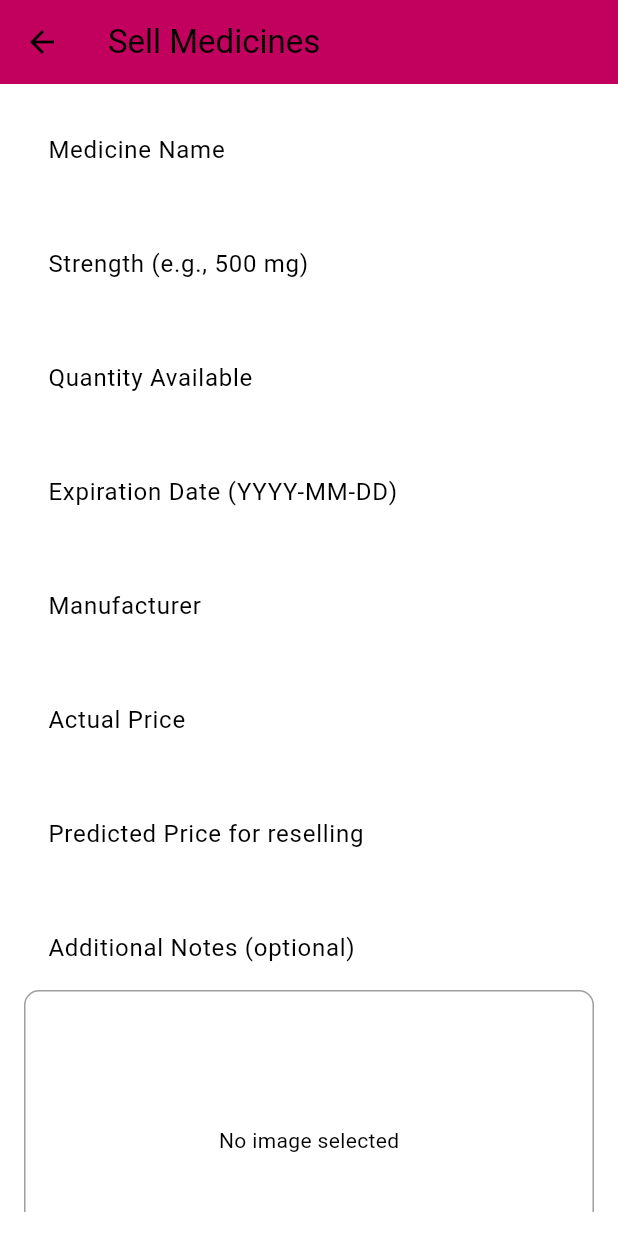
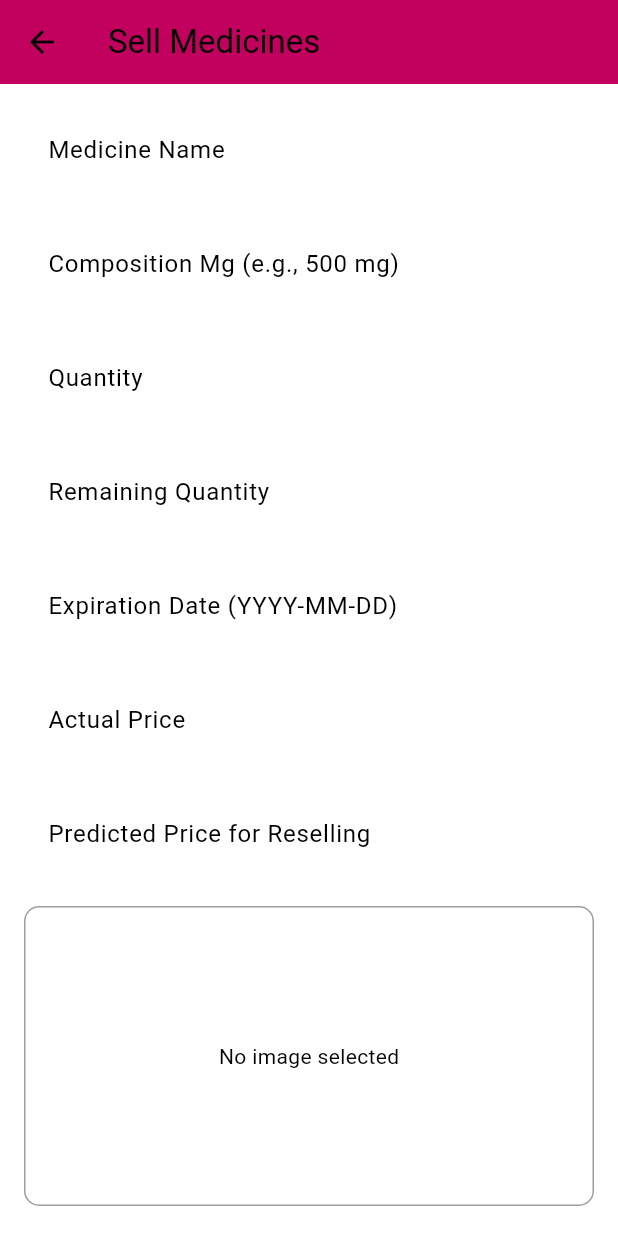
Before and after one commit to com-engineer/MEDS, a Flutter app: the SellMedicinePage screen opened directly, on a phone screen of 412 x 824 dp. Run offline on Flutter 3.47's test engine with Material 3 defaults, Android fonts, the phone set to English and light mode, and no system bars; our stand-ins replace fluttertoast, image_picker; missing offline and left inert: razorpay_flutter.

Commit message:
modifying medicine sell form

```diff
--- a/lib/Donor/sell_medicines.dart
+++ b/lib/Donor/sell_medicines.dart
@@ -1,5 +1,6 @@
+import 'dart:convert';
 import 'dart:io';
-
+import 'package:http/http.dart' as http;
 import 'package:flutter/material.dart';
 import 'package:image_picker/image_picker.dart';
 import 'package:my_first_app/Donor/donor_after_login.dart';
@@ -11,6 +12,61 @@ class SellMedicinePage extends StatefulWidget {
 
 class _SellMedicinePageState extends State<SellMedicinePage> {
   String? Medicine_Image;
+  final TextEditingController _dateController = TextEditingController();
+  final TextEditingController _medicineNameController = TextEditingController();
+  final TextEditingController _compositionMgController = TextEditingController();
+  final TextEditingController _quantityController = TextEditingController();
+  final TextEditingController _priceController = TextEditingController();
+  final TextEditingController _remainingQuantityController = TextEditingController();
+  final TextEditingController _predictedPriceController = TextEditingController();
+final List<String> medicines = [
+    "Ibuprofen", "Metformin", "Simvastatin", "Captopril", "Enalapril", "Omeprazole",
+    "Lisinopril", "Atorvastatin", "Losartan", "Doxazosin", "Furosemide", "Veramil",
+    "Nifedipine", "Cetirizine", "Amlodipine", "Loratin", "Pantoprazole", "Paracetamol",
+    "Aspirin", "Ecosprin-AV", "Ecosprin", "Ativan", "Lorazam", "Valium", "Chlorpheniramine",
+    "Doxylamine", "Famotidine", "Labetalol", "Prazosin", "Minipress XL", "Telmisartan",
+    "Valsartan", "Olmesartan", "Candesar", "Loratadine", "Ivermectin", "Cilostazol",
+    "Bisoprolol", "Hydrochlorothiazide", "Ramipril", "Doxycycline", "Levothyroxine",
+    "Prednisolone", "Methotrexate", "Sulfasalazine", "Cyclosporin", "Esomeprazole",
+    "Warfarin", "Cyclophosamide", "Methylprednisolone", "Tacrolimus", "Rosuvastatin",
+    "Lansoprazole", "Lanzole", "Pravastatin", "Celecoxib", "Ezedoc", "Fenofibrate",
+    "Lovastatin", "Hydrocortisone", "Amoxicillin", "Moxpic", "Gabapentin", "Citalopram",
+    "Fluoxetine", "Allopurinol", "Alprazolam", "Atenolol", "Cefuroxime", "Clonazepam",
+    "Digoxin", "Doxepin", "Enalapril maleate", "Hydroxyzine", "Ibuprofen lysine",
+    "Mirtazapine", "Omeprazole sodi", "Quetiapine", "Sotatol", "Tamsulosin", "Terazosin",
+    "Tetracycline", "Trazodone", "Go-Urea", "Venlafaxine", "Xanax", "Zolpidem",
+    "Zopiclone", "Amitriptyline", "Aripiprazole", "Benzepril", "Cyclobenzaprine",
+    "Diazepam", "Risperidone", "Naproxen", "Sildenafil", "Viagra Slidenafil",
+    "Sumatripan", "Tadalafil", "Cialis", "Cephalexin", "Ciprofloxacin", "Augmentin",
+    "Ceftriaxone", "Propranolol", "Clopidogrel", "Glipizide", "Glibenclamide",
+    "Candesartan", "Indapamide", "Bromhexine", "Flutamide", "Piroxicam", "Torsemide",
+    "Levetiracetam", "Pilocarpine", "Norethindrone", "Mifepristone", "Hyponosed",
+    "Bromazepam", "Clobazam", "Lamictal", "Olanzapine", "Lithium", "Inthalith",
+    "Topiramate", "Valproate", "Flunarizine", "Tramadol", "Methocarbamol", "Carbamazepine",
+    "Pregabalin", "Voriconazole", "Escitalopram", "Haloperidol", "Oxcarbazepine",
+    "Asenapine", "Bupropion", "Zolmitriptan", "Triazolam", "Ticagrelor", "Syncapone",
+    "Paroxetine", "Nortriptyline", "Duloxetine", "Ceritinib", "Vardenafil",
+    "Fexofenadine", "Montelukast", "Gliclazide", "Amlodipine besyl", "Glyboral",
+    "Glimepride", "Niacin", "Alphadopa", "Toradol", "Cilnidipine", "Perindopril",
+    "Satalol", "Katadol", "Teniva"
+  ];
+
+
+  @override
+  void initState() {
+    super.initState();
+    // Add listener to price controller to fetch predicted price whenever the price changes
+    _priceController.addListener(_fetchPredictedPrice);
+  }
+
+  @override
+  void dispose() {
+    _priceController.dispose();
+    _predictedPriceController.dispose();
+    _dateController.dispose();
+    super.dispose();
+  }
+
   Future<void> _pickImage() async {
     final ImagePicker _picker = ImagePicker();
     final XFile? image = await _picker.pickImage(source: ImageSource.gallery);
@@ -20,6 +76,56 @@ class _SellMedicinePageState extends State<SellMedicinePage> {
       });
     }
   }
+
+  // Fetch predicted price based on the inputs
+  Future<void> _fetchPredictedPrice() async {
+    if (_priceController.text.isEmpty ||
+        _medicineNameController.text.isEmpty ||
+        _compositionMgController.text.isEmpty ||
+        _quantityController.text.isEmpty ||
+        _remainingQuantityController.text.isEmpty) {
+      return;
+    }
+
+    final response = await http.post(
+      Uri.parse('http://192.168.0.108:5000/predict'), // Replace with your Flask server IP
+      headers: <String, String>{
+        'Content-Type': 'application/json; charset=UTF-8',
+      },
+      body: jsonEncode(<String, dynamic>{
+        'medicine_name': _medicineNameController.text,
+        'composition_mg': double.tryParse(_compositionMgController.text) ?? 0,
+        'quantity': int.tryParse(_quantityController.text) ?? 0,
+        'price': double.tryParse(_priceController.text) ?? 0,
+        'remaining_quantity': int.tryParse(_remainingQuantityController.text) ?? 0,
+      }),
+    );
+
+    if (response.statusCode == 200) {
+      final data = jsonDecode(response.body);
+      setState(() {
+        _predictedPriceController.text = data['predicted_price'].toString();
+      });
+    } else {
+      throw Exception('Failed to load predicted price');
+    }
+  }
+
+  Future<void> _selectDate(BuildContext context) async {
+    DateTime? pickedDate = await showDatePicker(
+      context: context,
+      initialDate: DateTime.now(),
+      firstDate: DateTime(2000),
+      lastDate: DateTime(2101),
+    );
+
+    if (pickedDate != null) {
+      setState(() {
+        _dateController.text = pickedDate.toString().split(' ')[0]; // Format YYYY-MM-DD
+      });
+    }
+  }
+
   @override
   Widget build(BuildContext context) {
     return Scaffold(
@@ -32,72 +138,68 @@ class _SellMedicinePageState extends State<SellMedicinePage> {
         child: SingleChildScrollView(
           child: Column(
             children: <Widget>[
-              TextField(
-                decoration: InputDecoration(
-                  labelText: 'Medicine Name',
-                  border: OutlineInputBorder(),
-                ),
-              ),
-              SizedBox(height: 20),
-              // TextField(
-              //   decoration: InputDecoration(
-              //     labelText: 'Dosage Form (e.g., Tablet, Syrup)',
-              //     border: OutlineInputBorder(),
-              //   ),
-              // ),
-              // SizedBox(height: 20),
-              TextField(
-                decoration: InputDecoration(
-                  labelText: 'Strength (e.g., 500 mg)',
-                  border: OutlineInputBorder(),
-                ),
+              Autocomplete<String>(
+                optionsBuilder: (TextEditingValue textEditingValue) {
+                  if (textEditingValue.text.isEmpty) {
+                    return const Iterable<String>.empty();
+                  }
+                  return medicines.where((String medicine) {
+                    return medicine.toLowerCase().contains(textEditingValue.text.toLowerCase());
+                  });
+                },
+                onSelected: (String selection) {
+                  _medicineNameController.text = selection;
+                },
+                fieldViewBuilder: (BuildContext context, TextEditingController textEditingController, FocusNode focusNode, VoidCallback onFieldSubmitted) {
+                  return TextField(
+                    controller: textEditingController,
+                    focusNode: focusNode,
+                    decoration: InputDecoration(labelText: 'Medicine Name', border: OutlineInputBorder(),),
+                  );
+                },
               ),
               SizedBox(height: 20),
               TextField(
+                controller: _compositionMgController,
                 decoration: InputDecoration(
-                  labelText: 'Quantity Available',
+                  labelText: 'Composition Mg (e.g., 500 mg)',
                   border: OutlineInputBorder(),
                 ),
                 keyboardType: TextInputType.number,
               ),
               SizedBox(height: 20),
               TextField(
+                controller: _quantityController,
+                decoration: InputDecoration(
+                  labelText: 'Quantity',
+                  border: OutlineInputBorder(),
+                ),
+                keyboardType: TextInputType.number,
+              ),
+              SizedBox(height: 20),
+              TextField(
+                controller: _remainingQuantityController,
+                decoration: InputDecoration(
+                  labelText: 'Remaining Quantity',
+                  border: OutlineInputBorder(),
+                ),
+                keyboardType: TextInputType.number,
+              ),
+              SizedBox(height: 20),
+              TextField(
+                controller: _dateController,
                 decoration: InputDecoration(
                   labelText: 'Expiration Date (YYYY-MM-DD)',
                   border: OutlineInputBorder(),
                 ),
-                keyboardType: TextInputType.datetime,
+                readOnly: true, // To prevent manual input
+                onTap: () {
+                  _selectDate(context);
+                },
               ),
               SizedBox(height: 20),
               TextField(
-                decoration: InputDecoration(
-                  labelText: 'Manufacturer',
-                  border: OutlineInputBorder(),
-                ),
-              ),
-              SizedBox(height: 20),
-              // TextField(
-              //   decoration: InputDecoration(
-              //     labelText: 'Condition Treated',
-              //     border: OutlineInputBorder(),
-              //   ),
-              // ),
-              // SizedBox(height: 20),
-              // TextField(
-              //   decoration: InputDecoration(
-              //     labelText: 'Side Effects',
-              //     border: OutlineInputBorder(),
-              //   ),
-              // ),
-              // SizedBox(height: 20),
-              // TextField(
-              //   decoration: InputDecoration(
-              //     labelText: 'Storage Conditions',
-              //     border: OutlineInputBorder(),
-              //   ),
-              // ),
-              // SizedBox(height: 20),
-              TextField(
+                controller: _priceController,
                 decoration: InputDecoration(
                   labelText: 'Actual Price',
                   border: OutlineInputBorder(),
@@ -106,19 +208,15 @@ class _SellMedicinePageState extends State<SellMedicinePage> {
               ),
               SizedBox(height: 20),
               TextField(
+                controller: _predictedPriceController,
                 decoration: InputDecoration(
-                  labelText: 'Predicted Price for reselling',
+                  labelText: 'Predicted Price for Reselling',
                   border: OutlineInputBorder(),
                 ),
                 keyboardType: TextInputType.number,
+                readOnly: true, // Prevent manual input
               ),
               SizedBox(height: 20),
-              TextField(
-                decoration: InputDecoration(
-                  labelText: 'Additional Notes (optional)',
-                  border: OutlineInputBorder(),
-                ),
-              ),
               Container(
                 width: double.infinity,
                 height: 200,
@@ -134,17 +232,14 @@ class _SellMedicinePageState extends State<SellMedicinePage> {
                       ),
               ),
               SizedBox(height: 10),
-
-            // Button to select image
               ElevatedButton(
                 onPressed: _pickImage,
                 child: Text('Upload Image'),
               ),
-
               SizedBox(height: 30),
               ElevatedButton(
                 onPressed: () {
-                  Navigator.push(context, MaterialPageRoute(builder: (context)=>Sell_Confirmation_page()));
+                  Navigator.push(context, MaterialPageRoute(builder: (context) => Sell_Confirmation_page()));
                 },
                 child: Text('Submit for Sale'),
                 style: ElevatedButton.styleFrom(
@@ -159,16 +254,16 @@ class _SellMedicinePageState extends State<SellMedicinePage> {
   }
 }
 
-class Sell_Confirmation_page extends StatelessWidget{
+class Sell_Confirmation_page extends StatelessWidget {
   @override
   Widget build(BuildContext context) {
     return Scaffold(
       appBar: AppBar(
-      title:Text("Confirmation page"),
+        title: Text("Confirmation Page"),
         automaticallyImplyLeading: false,
         backgroundColor: Theme.of(context).colorScheme.primary,
       ),
-    body:Center(
+      body: Center(
         child: Padding(
           padding: const EdgeInsets.all(8.0),
           child: Container(
@@ -177,23 +272,27 @@ automaticallyImplyLeading: false,
               mainAxisAlignment: MainAxisAlignment.center,
               children: [
                 Center(
-                child: Container(child: Text("Thanks For reselling to us !", style: TextStyle(
+                  child: Container(
+                    child: Text(
+                      "Thanks for reselling to us!",
+                      style: TextStyle(
                         fontSize: 50,
                         fontWeight: FontWeight.w800,
-
-                ),),),
+                      ),
+                    ),
+                  ),
                 ),
                 ElevatedButton(
-                onPressed: (){
- Navigator.push(context, MaterialPageRoute(builder: (context)=>DonorOptionsPage()));
-                 }, child: Text("Go to Home"))
+                  onPressed: () {
+                    Navigator.push(context, MaterialPageRoute(builder: (context) => DonorOptionsPage()));
+                  },
+                  child: Text("Go to Home"),
+                )
               ],
             ),
           ),
         ),
-    )
-
+      ),
     );
   }
-
 }
```
Lines whose indentation alone changed are shown as unchanged.
